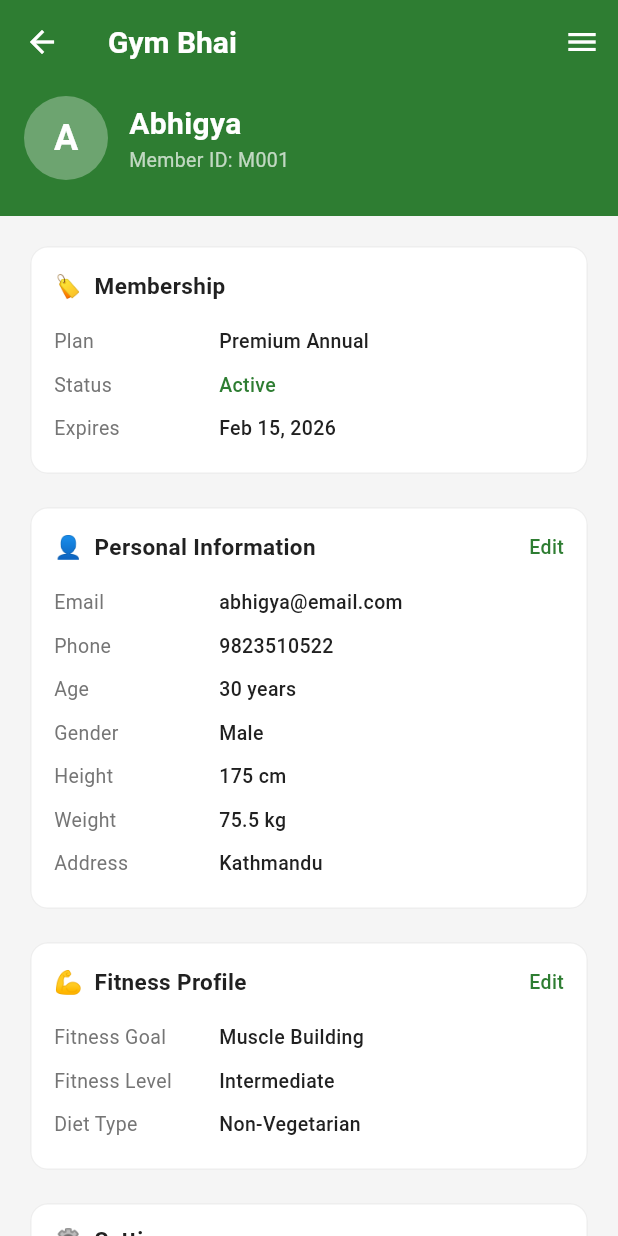
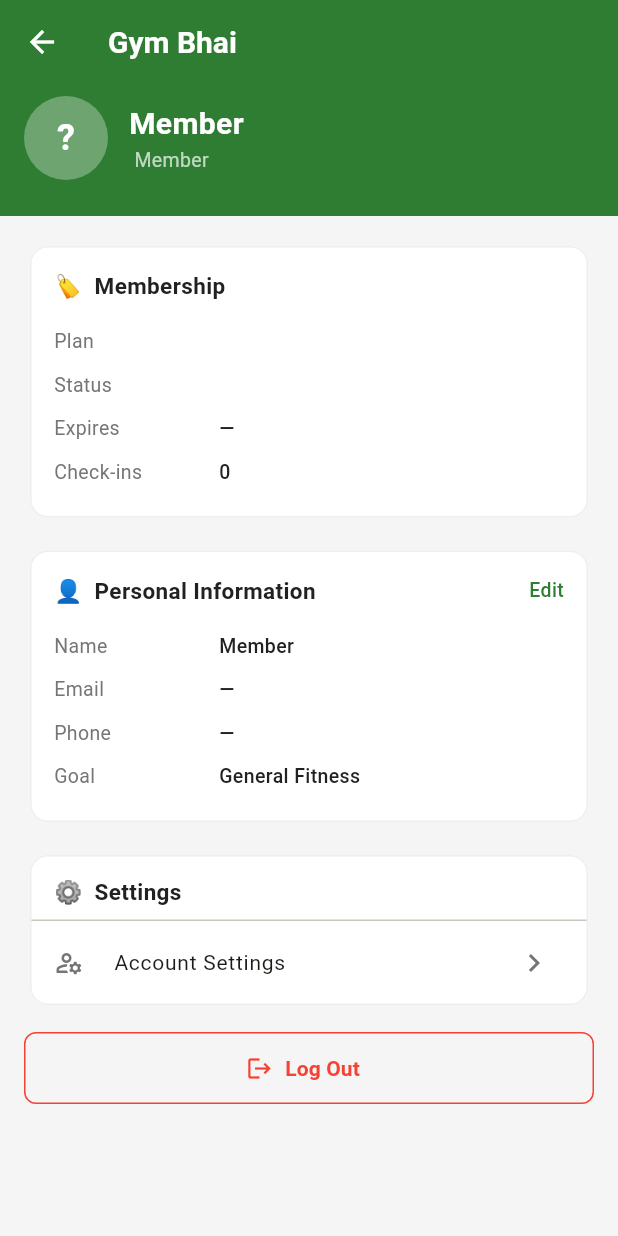
Before and after one commit to AbhigyaPun/GymBhai, a Flutter app: the ProfileScreen screen opened directly, on a phone screen of 412 x 824 dp. Run offline on Flutter 3.47's test engine with Material 3 defaults, Android fonts, the phone set to English and light mode, and no system bars; our stand-ins replace flutter_secure_storage, qr_flutter; accounts and stored records are empty; network calls fail.

Commit message:
Profile screen - load real data from backend

```diff
--- a/frontend/lib/screens/profile_screen.dart
+++ b/frontend/lib/screens/profile_screen.dart
@@ -1,48 +1,150 @@
+import 'dart:convert';
 import 'package:flutter/material.dart';
+import 'package:http/http.dart' as http;
 import '../theme/app_theme.dart';
+import '../services/auth_service.dart';
+import '../config/app_config.dart';
 import 'account_settings_screen.dart';
 
-class ProfileScreen extends StatelessWidget {
+class ProfileScreen extends StatefulWidget {
   const ProfileScreen({super.key});
 
   @override
+  State<ProfileScreen> createState() => _ProfileScreenState();
+}
+
+class _ProfileScreenState extends State<ProfileScreen> {
+  Map<String, dynamic>? _member;
+  bool _loading = true;
+
+  @override
+  void initState() {
+    super.initState();
+    _loadProfile();
+  }
+
+  Future<void> _loadProfile() async {
+    setState(() => _loading = true);
+    try {
+      final token = await AuthService.getToken();
+      final res   = await http.get(
+        Uri.parse('${AppConfig.apiBaseUrl}/member/profile/'),
+        headers: {'Authorization': 'Bearer $token'},
+      );
+      if (res.statusCode == 200) {
+        setState(() {
+          _member  = jsonDecode(res.body);
+          _loading = false;
+        });
+      } else {
+        // Fall back to cached member
+        final cached = await AuthService.getMember();
+        setState(() { _member = cached; _loading = false; });
+      }
+    } catch (_) {
+      final cached = await AuthService.getMember();
+      setState(() { _member = cached; _loading = false; });
+    }
+  }
+
+  String get _fullName {
+    final first = _member?['first_name'] ?? '';
+    final last  = _member?['last_name']  ?? '';
+    return '$first $last'.trim().isEmpty ? 'Member' : '$first $last'.trim();
+  }
+
+  String get _initials {
+    final first = _member?['first_name'] ?? '';
+    final last  = _member?['last_name']  ?? '';
+    if (first.isEmpty) return '?';
+    if (last.isEmpty) return first[0].toUpperCase();
+    return '${first[0]}${last[0]}'.toUpperCase();
+  }
+
+  String _cap(String s) =>
+      s.isEmpty ? s : s[0].toUpperCase() + s.substring(1);
+
+  String get _goal {
+    switch (_member?['goal']) {
+      case 'bulk':     return 'Muscle Building';
+      case 'cut':      return 'Weight Loss';
+      case 'maintain': return 'Maintenance';
+      default:         return 'General Fitness';
+    }
+  }
+
+  void _confirmLogout(BuildContext context) {
+    showDialog(
+      context: context,
+      builder: (_) => AlertDialog(
+        title: const Text('Log Out'),
+        content: const Text('Are you sure you want to log out?'),
+        actions: [
+          TextButton(onPressed: () => Navigator.pop(context),
+              child: const Text('Cancel')),
+          TextButton(
+            onPressed: () async {
+              await AuthService.logout();
+              if (context.mounted) {
+                Navigator.of(context).pushNamedAndRemoveUntil(
+                    '/', (route) => false);
+              }
+            },
+            child: const Text('Log Out',
+                style: TextStyle(color: Colors.red)),
+          ),
+        ],
+      ),
+    );
+  }
+
+  @override
   Widget build(BuildContext context) {
+    if (_loading) {
+      return const Scaffold(
+        body: Center(child: CircularProgressIndicator(
+            color: AppTheme.primaryGreen)),
+      );
+    }
+
     return Scaffold(
       backgroundColor: AppTheme.scaffoldBg,
       appBar: AppBar(
         leading: const BackButton(),
         title: const Text('Gym Bhai'),
-        actions: [IconButton(icon: const Icon(Icons.menu), onPressed: () {})],
       ),
       body: SingleChildScrollView(
         child: Column(
           children: [
-            // Green header with avatar
+            // Header
             Container(
               width: double.infinity,
               color: AppTheme.primaryGreen,
               padding: const EdgeInsets.fromLTRB(16, 8, 16, 24),
-              child: Row(
-                children: [
+              child: Row(children: [
                 CircleAvatar(
                   radius: 28,
                   backgroundColor: Colors.white.withValues(alpha: 0.3),
-                    child: const Text('A',
-                        style: TextStyle(fontSize: 24, fontWeight: FontWeight.bold, color: Colors.white)),
+                  child: Text(_initials,
+                      style: const TextStyle(fontSize: 24,
+                          fontWeight: FontWeight.bold,
+                          color: Colors.white)),
                 ),
                 const SizedBox(width: 14),
-                  const Column(
+                Column(
                   crossAxisAlignment: CrossAxisAlignment.start,
                   children: [
-                      Text('Abhigya',
-                          style: TextStyle(color: Colors.white, fontSize: 20, fontWeight: FontWeight.bold)),
-                      Text('Member ID: M001',
-                          style: TextStyle(color: Colors.white70, fontSize: 13)),
+                    Text(_fullName,
+                        style: const TextStyle(color: Colors.white,
+                            fontSize: 20, fontWeight: FontWeight.bold)),
+                    Text('${_cap(_member?['membership'] ?? '')} Member',
+                        style: const TextStyle(color: Colors.white70,
+                            fontSize: 13)),
                   ],
                 ),
-                ],
+              ]),
             ),
-            ),
+
             Padding(
               padding: const EdgeInsets.all(16),
               child: Column(
@@ -52,47 +154,41 @@
                   _SectionCard(
                     title: '🏷️  Membership',
                     children: [
-                      _InfoRow(label: 'Plan', value: 'Premium Annual'),
-                      _InfoRow(label: 'Status', value: 'Active', valueColor: AppTheme.primaryGreen),
-                      _InfoRow(label: 'Expires', value: 'Feb 15, 2026'),
+                      _InfoRow(label: 'Plan',
+                          value: _cap(_member?['membership'] ?? '')),
+                      _InfoRow(label: 'Status',
+                          value: _cap(_member?['status'] ?? ''),
+                          valueColor: _member?['status'] == 'active'
+                              ? AppTheme.primaryGreen
+                              : Colors.red),
+                      _InfoRow(label: 'Expires',
+                          value: _member?['expiry_date'] ?? '—'),
+                      _InfoRow(label: 'Check-ins',
+                          value: '${_member?['checkins'] ?? 0}'),
                     ],
                   ),
                   const SizedBox(height: 14),
-                  // Personal Information card
+
+                  // Personal info
                   _SectionCard(
                     title: '👤  Personal Information',
                     actionLabel: 'Edit',
-                    onAction: () => Navigator.push(
-                      context,
-                      MaterialPageRoute(builder: (_) => const AccountSettingsScreen()),
-                    ),
+                    onAction: () async {
+                      await Navigator.push(context,
+                          MaterialPageRoute(builder: (_) =>
+                              const AccountSettingsScreen()));
+                      _loadProfile(); // Refresh after editing
+                    },
                     children: [
-                      _InfoRow(label: 'Email', value: 'abhigya@email.com'),
-                      _InfoRow(label: 'Phone', value: '9823510522'),
-                      _InfoRow(label: 'Age', value: '30 years'),
-                      _InfoRow(label: 'Gender', value: 'Male'),
-                      _InfoRow(label: 'Height', value: '175 cm'),
-                      _InfoRow(label: 'Weight', value: '75.5 kg'),
-                      _InfoRow(label: 'Address', value: 'Kathmandu'),
+                      _InfoRow(label: 'Name',    value: _fullName),
+                      _InfoRow(label: 'Email',   value: _member?['email']    ?? '—'),
+                      _InfoRow(label: 'Phone',   value: _member?['phone']    ?? '—'),
+                      _InfoRow(label: 'Goal',    value: _goal),
                     ],
                   ),
                   const SizedBox(height: 14),
-                  // Fitness Profile card
-                  _SectionCard(
-                    title: '💪  Fitness Profile',
-                    actionLabel: 'Edit',
-                    onAction: () => Navigator.push(
-                      context,
-                      MaterialPageRoute(builder: (_) => const AccountSettingsScreen()),
-                    ),
-                    children: [
-                      _InfoRow(label: 'Fitness Goal', value: 'Muscle Building'),
-                      _InfoRow(label: 'Fitness Level', value: 'Intermediate'),
-                      _InfoRow(label: 'Diet Type', value: 'Non-Vegetarian'),
-                    ],
-                  ),
-                  const SizedBox(height: 14),
-                  // Settings card
+
+                  // Settings
                   Card(
                     child: Column(
                       crossAxisAlignment: CrossAxisAlignment.start,
@@ -100,37 +196,42 @@
                         const Padding(
                           padding: EdgeInsets.fromLTRB(16, 14, 16, 8),
                           child: Text('⚙️  Settings',
-                              style: TextStyle(fontSize: 15, fontWeight: FontWeight.bold, color: AppTheme.textDark)),
+                              style: TextStyle(fontSize: 15,
+                                  fontWeight: FontWeight.bold,
+                                  color: AppTheme.textDark)),
                         ),
                         const Divider(height: 1),
                         ListTile(
-                          leading: const Icon(Icons.notifications_outlined, color: AppTheme.textGrey, size: 20),
-                          title: const Text('Notifications', style: TextStyle(fontSize: 14)),
-                          trailing: const Icon(Icons.chevron_right, color: AppTheme.textGrey),
-                          onTap: () {},
-                        ),
-                        const Divider(height: 1, indent: 16, endIndent: 16),
-                        ListTile(
-                          leading: const Icon(Icons.manage_accounts_outlined, color: AppTheme.textGrey, size: 20),
-                          title: const Text('Account Settings', style: TextStyle(fontSize: 14)),
-                          trailing: const Icon(Icons.chevron_right, color: AppTheme.textGrey),
-                          onTap: () => Navigator.push(
-                            context,
-                            MaterialPageRoute(builder: (_) => const AccountSettingsScreen()),
-                          ),
+                          leading: const Icon(Icons.manage_accounts_outlined,
+                              color: AppTheme.textGrey, size: 20),
+                          title: const Text('Account Settings',
+                              style: TextStyle(fontSize: 14)),
+                          trailing: const Icon(Icons.chevron_right,
+                              color: AppTheme.textGrey),
+                          onTap: () async {
+                            await Navigator.push(context,
+                                MaterialPageRoute(builder: (_) =>
+                                    const AccountSettingsScreen()));
+                            _loadProfile();
+                          },
                         ),
                       ],
                     ),
                   ),
                   const SizedBox(height: 14),
-                  // Log Out button
+
+                  // Logout
                   OutlinedButton.icon(
-                    icon: const Icon(Icons.logout, color: Colors.red, size: 18),
-                    label: const Text('Log Out', style: TextStyle(color: Colors.red, fontWeight: FontWeight.w600)),
+                    icon: const Icon(Icons.logout,
+                        color: Colors.red, size: 18),
+                    label: const Text('Log Out',
+                        style: TextStyle(color: Colors.red,
+                            fontWeight: FontWeight.w600)),
                     style: OutlinedButton.styleFrom(
                       minimumSize: const Size(double.infinity, 48),
                       side: const BorderSide(color: Colors.red),
-                      shape: RoundedRectangleBorder(borderRadius: BorderRadius.circular(8)),
+                      shape: RoundedRectangleBorder(
+                          borderRadius: BorderRadius.circular(8)),
                     ),
                     onPressed: () => _confirmLogout(context),
                   ),
@@ -143,29 +244,8 @@
       ),
     );
   }
-
-  void _confirmLogout(BuildContext context) {
-    showDialog(
-      context: context,
-      builder: (_) => AlertDialog(
-        title: const Text('Log Out'),
-        content: const Text('Are you sure you want to log out?'),
-        actions: [
-          TextButton(onPressed: () => Navigator.pop(context), child: const Text('Cancel')),
-          TextButton(
-            onPressed: () {
-              Navigator.pop(context);
-              Navigator.of(context).popUntil((route) => route.isFirst);
-            },
-            child: const Text('Log Out', style: TextStyle(color: Colors.red)),
-          ),
-        ],
-      ),
-    );
-  }
 }
 
-// ── Reusable Section Card ─────────────────────────────────────────────────────
 class _SectionCard extends StatelessWidget {
   final String title;
   final List<Widget> children;
@@ -191,12 +271,16 @@
               mainAxisAlignment: MainAxisAlignment.spaceBetween,
               children: [
                 Text(title,
-                    style: const TextStyle(fontSize: 15, fontWeight: FontWeight.bold, color: AppTheme.textDark)),
+                    style: const TextStyle(fontSize: 15,
+                        fontWeight: FontWeight.bold,
+                        color: AppTheme.textDark)),
                 if (actionLabel != null)
                   GestureDetector(
                     onTap: onAction,
                     child: Text(actionLabel!,
-                        style: const TextStyle(fontSize: 13, color: AppTheme.primaryGreen, fontWeight: FontWeight.w500)),
+                        style: const TextStyle(fontSize: 13,
+                            color: AppTheme.primaryGreen,
+                            fontWeight: FontWeight.w500)),
                   ),
               ],
             ),
@@ -214,7 +298,11 @@
   final String value;
   final Color? valueColor;
 
-  const _InfoRow({required this.label, required this.value, this.valueColor});
+  const _InfoRow({
+    required this.label,
+    required this.value,
+    this.valueColor,
+  });
 
   @override
   Widget build(BuildContext context) {
@@ -225,17 +313,15 @@
         children: [
           SizedBox(
             width: 110,
-            child: Text(label, style: const TextStyle(fontSize: 13, color: AppTheme.textGrey)),
+            child: Text(label,
+                style: const TextStyle(fontSize: 13,
+                    color: AppTheme.textGrey)),
           ),
           Expanded(
-            child: Text(
-              value,
-              style: TextStyle(
-                fontSize: 13,
+            child: Text(value,
+                style: TextStyle(fontSize: 13,
                     fontWeight: FontWeight.w500,
-                color: valueColor ?? AppTheme.textDark,
-              ),
-            ),
+                    color: valueColor ?? AppTheme.textDark)),
           ),
         ],
       ),
```
Lines whose indentation alone changed are shown as unchanged.
